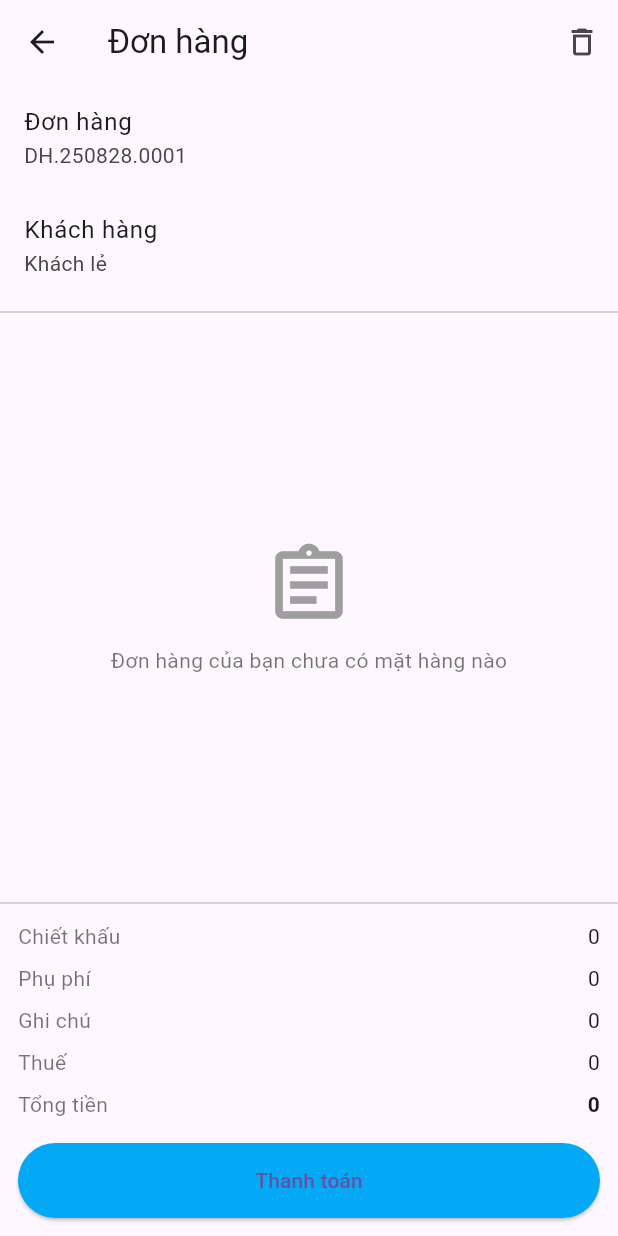
After one commit to ductin2805/ThucTapTotNghiep, a Flutter app: the screen it shows after launch, after a tap on the "shopping cart" icon, on a phone screen of 412 x 824 dp. The commit adds this screen. Run offline on Flutter 3.47's test engine with Material 3 defaults, Android fonts, the light colour scheme and no system bars; our stand-ins replace flutter_riverpod, image_picker, sqflite; accounts and stored records are empty.

Commit message:
Update project, finished sales, add cart

```diff
--- a/lib/data/db/app_database.dart
+++ b/lib/data/db/app_database.dart
@@ -13,7 +13,15 @@ class AppDatabase {
     if (_db != null) return;
     Directory documentsDirectory = await getApplicationDocumentsDirectory();
     final path = join(documentsDirectory.path, 'pos_local.db');
-    _db = await openDatabase(path, version: 1, onCreate: _onCreate);
+    // ⚡ reset DB cũ trong giai đoạn dev
+    await deleteDatabase(path);
+
+    _db = await openDatabase(
+      path,
+      version: 3, // ⚡ tăng version mỗi khi thay đổi schema
+      onCreate: _onCreate,
+      onUpgrade: _onUpgrade,
+    );
   }
 
   Database get db {
@@ -21,7 +29,9 @@ class AppDatabase {
     return _db!;
   }
 
+  /// Khởi tạo DB mới
   Future _onCreate(Database db, int version) async {
+    // bảng sản phẩm
     await db.execute('''
       CREATE TABLE products(
         id INTEGER PRIMARY KEY AUTOINCREMENT,
@@ -31,6 +41,39 @@ class AppDatabase {
         img TEXT
       )
     ''');
+
+    // bảng giỏ hàng
+    await db.execute('''
+      CREATE TABLE cart_items(
+        id INTEGER PRIMARY KEY AUTOINCREMENT,
+        product_id INTEGER NOT NULL,
+        quantity INTEGER NOT NULL,
+        FOREIGN KEY(product_id) REFERENCES products(id)
+      )
+    ''');
   }
 
+  /// Migration khi nâng cấp DB
+  Future _onUpgrade(Database db, int oldVersion, int newVersion) async {
+    if (oldVersion < 2) {
+      // v2: thêm cột img cho products
+      await db.execute('ALTER TABLE products ADD COLUMN img TEXT');
     }
+
+    if (oldVersion < 3) {
+      // v3: tạo bảng cart_items
+      await db.execute('''
+        CREATE TABLE cart_items(
+          id INTEGER PRIMARY KEY AUTOINCREMENT,
+          product_id INTEGER NOT NULL,
+          quantity INTEGER NOT NULL,
+          FOREIGN KEY(product_id) REFERENCES products(id)
+        )
+      ''');
+    }
+
+    // ví dụ sau này nếu bạn nâng lên v4, v5...
+    // if (oldVersion < 4) { ... }
+    // if (oldVersion < 5) { ... }
+  }
+}
--- /dev/null
+++ b/lib/data/models/cart_item.dart
@@ -0,0 +1,23 @@
+class CartItem {
+  final int? id;
+  final int productId;
+  final int quantity;
+
+  CartItem({this.id, required this.productId, required this.quantity});
+
+  Map<String, dynamic> toMap() {
+    return {
+      'id': id,
+      'product_id': productId,
+      'quantity': quantity,
+    };
+  }
+
+  factory CartItem.fromMap(Map<String, dynamic> map) {
+    return CartItem(
+      id: map['id'],
+      productId: map['product_id'],
+      quantity: map['quantity'],
+    );
+  }
+}
--- /dev/null
+++ b/lib/data/models/cart_product.dart
@@ -0,0 +1,24 @@
+import 'cart_item.dart';
+import 'product.dart';
+
+class CartProduct {
+  final CartItem item;
+  final Product product;
+
+  CartProduct({
+    required this.item,
+    required this.product,
+  });
+
+  // tiện ích: id của row trong bảng cart_items (có thể null nếu chưa insert)
+  int? get id => item.id;
+
+  // product_id liên kết tới product
+  int get productId => item.productId;
+
+  // số lượng trong cart
+  int get quantity => item.quantity;
+
+  // tổng tiền cho dòng này
+  double get total => product.price * item.quantity;
+}
--- /dev/null
+++ b/lib/presentation/pages/cart/cart_page.dart
@@ -0,0 +1,159 @@
+import 'package:flutter/material.dart';
+import 'package:flutter_riverpod/flutter_riverpod.dart';
+import '../../../providers/cart_provider.dart';
+import '../../../data/models/cart_product.dart';
+import 'dart:io';
+import '../../../providers/product_provider.dart';
+
+class CartPage extends ConsumerWidget {
+  const CartPage({super.key});
+
+  @override
+  Widget build(BuildContext context, WidgetRef ref) {
+    final List<CartProduct> cart = ref.watch(cartProvider);
+    final total = ref.read(cartProvider.notifier).total;
+
+    return Scaffold(
+      appBar: AppBar(
+        title: const Text("Đơn hàng"),
+        actions: [
+          IconButton(
+            icon: const Icon(Icons.delete_outline),
+            onPressed: () => ref.read(cartProvider.notifier).clearCart(),
+          )
+        ],
+      ),
+      body: Column(
+        children: [
+          ListTile(
+            title: const Text("Đơn hàng"),
+            subtitle: const Text("DH.250828.0001"),
+          ),
+          ListTile(
+            title: const Text("Khách hàng"),
+            subtitle: const Text("Khách lẻ"),
+          ),
+          const Divider(),
+          Expanded(
+            child: cart.isEmpty
+                ? Center(
+              child: Column(
+                mainAxisSize: MainAxisSize.min,
+                children: const [
+                  Icon(Icons.assignment_outlined, size: 60, color: Colors.grey),
+                  SizedBox(height: 10),
+                  Text(
+                    "Đơn hàng của bạn chưa có mặt hàng nào",
+                    style: TextStyle(color: Colors.black54),
+                  )
+                ],
+              ),
+            )
+                : ListView.builder(
+              itemCount: cart.length,
+              itemBuilder: (context, i) {
+                final item = cart[i];
+                return ListTile(
+                  title: Text(item.product.name),
+                  subtitle: Text(
+                      "${item.product.price.toStringAsFixed(0)} x ${item.quantity}"),
+                  trailing: Row(
+                    mainAxisSize: MainAxisSize.min,
+                    children: [
+                      // nút trừ
+                      IconButton(
+                        icon: const Icon(Icons.remove_circle_outline),
+                        onPressed: () async {
+                          if (item.quantity > 1) {
+                            // Giảm trong giỏ
+                            await ref.read(cartProvider.notifier)
+                                .updateQuantity(item.id!, item.quantity - 1);
+
+                            // Tăng lại tồn kho
+                            await ref.read(productListProvider.notifier)
+                                .updateStock(item.product.id!, item.product.stock + 1);
+                          } else {
+                            // Xóa khỏi giỏ
+                            await ref.read(cartProvider.notifier).removeFromCart(item.id!);
+
+                            // Trả hàng về tồn kho
+                            await ref.read(productListProvider.notifier)
+                                .updateStock(item.product.id!, item.product.stock + 1);
+                          }
+                        },
+                      ),
+
+                      Text("${item.quantity}"),
+
+                      IconButton(
+                        icon: const Icon(Icons.add_circle_outline),
+                        onPressed: () async {
+                          if (item.product.stock > 0) {
+                            // Tăng trong giỏ
+                            await ref.read(cartProvider.notifier)
+                                .updateQuantity(item.id!, item.quantity + 1);
+
+                            // Giảm tồn kho
+                            await ref.read(productListProvider.notifier)
+                                .updateStock(item.product.id!, item.product.stock - 1);
+                          } else {
+                            ScaffoldMessenger.of(context).showSnackBar(
+                              const SnackBar(content: Text("Hết hàng trong kho")),
+                            );
+                          }
+                        },
+                      ),
+                    ],
+                  ),
+                );
+              },
+            ),
+          ),
+          const Divider(),
+          Column(
+            children: [
+              _buildSummaryRow("Chiết khấu", "0"),
+              _buildSummaryRow("Phụ phí", "0"),
+              _buildSummaryRow("Ghi chú", "0"),
+              _buildSummaryRow("Thuế", "0"),
+              _buildSummaryRow("Tổng tiền", total.toStringAsFixed(0), bold: true),
+            ],
+          ),
+          SafeArea(
+            child: Padding(
+              padding: const EdgeInsets.all(12.0),
+              child: ElevatedButton(
+                style: ElevatedButton.styleFrom(
+                  backgroundColor: Colors.lightBlue,
+                  minimumSize: const Size(double.infinity, 50),
+                ),
+                onPressed: () {
+                  // TODO: xử lý thanh toán
+                },
+                child: const Text("Thanh toán"),
+              ),
+            ),
+          ),
+        ],
+      ),
+    );
+  }
+
+  Widget _buildSummaryRow(String label, String value, {bool bold = false}) {
+    return Padding(
+      padding: const EdgeInsets.symmetric(horizontal: 12, vertical: 4),
+      child: Row(
+        mainAxisAlignment: MainAxisAlignment.spaceBetween,
+        children: [
+          Text(label, style: const TextStyle(color: Colors.black54)),
+          Text(
+            value,
+            style: TextStyle(
+              fontWeight: bold ? FontWeight.bold : FontWeight.normal,
+            ),
+          ),
+        ],
+      ),
+    );
+  }
+}
--- a/lib/presentation/pages/sales/sales_page.dart
+++ b/lib/presentation/pages/sales/sales_page.dart
@@ -4,7 +4,8 @@ import '../../widgets/product_tile.dart';
 import '../../../providers/product_provider.dart';
 import '../../../data/models/product.dart';
 import '../more/add_product_page.dart';
-
+import '../cart/cart_page.dart';
+import '../../../providers/cart_provider.dart';
 class SalesPage extends ConsumerWidget {
   const SalesPage({super.key});
 
@@ -19,16 +20,51 @@ class SalesPage extends ConsumerWidget {
         elevation: 0.5,
         title: const Text('Bán hàng'),
         actions: [
-          IconButton(onPressed: () {}, icon: const Icon(Icons.qr_code_scanner)),
+          Consumer(
+            builder: (context, ref, _) {
+              final cart = ref.watch(cartProvider);
+              final totalItems = cart.fold<int>(0, (sum, item) => sum + item.quantity);
+
+              return Stack(
+                alignment: Alignment.center,
+                children: [
+                  IconButton(
+                    onPressed: () {
+                      Navigator.push(
+                        context,
+                        MaterialPageRoute(builder: (_) => const CartPage()),
+                      );
+                    },
+                    icon: const Icon(Icons.shopping_cart),
+                  ),
+                  if (totalItems > 0)
+                    Positioned(
+                      right: 6,
+                      top: 6,
+                      child: Container(
+                        padding: const EdgeInsets.all(4),
+                        decoration: const BoxDecoration(
+                          color: Colors.red,
+                          shape: BoxShape.circle,
+                        ),
+                        child: Text(
+                          "$totalItems",
+                          style: const TextStyle(
+                            color: Colors.white,
+                            fontSize: 12,
+                          ),
+                        ),
+                      ),
+                    ),
                 ],
+              );
+            },
           ),
-      floatingActionButton: FloatingActionButton(
-        onPressed: () async {
-          // Mở form thêm sản phẩm
-          await Navigator.push(context, MaterialPageRoute(builder: (_) => const AddProductPage()));
-          // khi trở về, provider đã reload trong AddProductPage
-        },
-        child: const Icon(Icons.add),
+          IconButton(
+            onPressed: () {},
+            icon: const Icon(Icons.qr_code_scanner),
+          ),
+        ],
       ),
       body: Column(
         children: [
@@ -93,30 +129,45 @@ class SalesPage extends ConsumerWidget {
                 return ProductTile(
                   product: p,
                   onTap: () {
-                    // dialog cập nhật tồn (ví dụ)
+                    final controller = TextEditingController(text: "1");
                     showDialog(
                       context: context,
-                      builder: (c) {
-                        final controller = TextEditingController(text: p.stock.toString());
-                        return AlertDialog(
-                          title: Text('Cập nhật tồn: ${p.name}'),
+                      builder: (c) => AlertDialog(
+                        title: Text("Thêm vào giỏ: ${p.name}"),
                         content: TextField(
                           controller: controller,
                           keyboardType: TextInputType.number,
-                            decoration: const InputDecoration(labelText: 'Số lượng'),
+                          decoration: const InputDecoration(labelText: "Số lượng"),
                         ),
                         actions: [
-                            TextButton(onPressed: () => Navigator.pop(c), child: const Text('Hủy')),
+                          TextButton(
+                            onPressed: () => Navigator.pop(c),
+                            child: const Text("Hủy"),
+                          ),
                           ElevatedButton(
                             onPressed: () async {
-                                  final newStock = int.tryParse(controller.text) ?? p.stock;
+                              final qty = int.tryParse(controller.text) ?? 1;
+                              if (p.id != null) {
+                                // 1. Thêm vào giỏ hàng
+                                await ref.read(cartProvider.notifier).addToCart(p.id!, quantity: qty);
+
+                                // 2. Giảm số lượng tồn kho của sản phẩm
+                                final newStock = (p.stock - qty).clamp(0, p.stock); // không cho nhỏ hơn 0
                                 await ref.read(productListProvider.notifier).updateStock(p.id!, newStock);
+
+                                // 3. Đóng dialog
                                 Navigator.pop(c);
+
+                                // 4. Hiện thông báo
+                                ScaffoldMessenger.of(context).showSnackBar(
+                                  SnackBar(content: Text("${p.name} x$qty đã thêm vào giỏ. Tồn mới: $newStock")),
+                                );
+                              }
                             },
-                                child: const Text('Lưu')),
+                            child: const Text("Thêm"),
+                          ),
                         ],
-                        );
-                      },
+                      ),
                     );
                   },
                   onDelete: () async {
--- /dev/null
+++ b/lib/providers/cart_provider.dart
@@ -0,0 +1,51 @@
+import 'package:flutter_riverpod/flutter_riverpod.dart';
+import '../data/models/cart_product.dart';
+import '../data/repositories/cart_repository.dart';
+
+/// StateNotifier quản lý danh sách sản phẩm trong giỏ hàng
+class CartNotifier extends StateNotifier<List<CartProduct>> {
+  final CartRepository _repo = CartRepository();
+
+  CartNotifier() : super([]) {
+    loadCart();
+  }
+
+  /// Load lại giỏ hàng từ DB
+  Future<void> loadCart() async {
+    final items = await _repo.getCartProducts();
+    state = items;
+  }
+
+  /// Thêm sản phẩm vào giỏ
+  Future<void> addToCart(int productId, {int quantity = 1}) async {
+    await _repo.addToCart(productId, quantity: quantity);
+    await loadCart();
+  }
+
+  /// Cập nhật số lượng
+  Future<void> updateQuantity(int cartItemId, int quantity) async {
+    await _repo.updateQuantity(cartItemId, quantity);
+    await loadCart();
+  }
+
+  /// Xóa một sản phẩm khỏi giỏ
+  Future<void> removeFromCart(int cartItemId) async {
+    await _repo.removeFromCart(cartItemId);
+    await loadCart();
+  }
+
+  /// Xóa toàn bộ giỏ hàng
+  Future<void> clearCart() async {
+    await _repo.clearCart();
+    await loadCart();
+  }
+
+  /// Tính tổng tiền
+  double get total => state.fold(0, (sum, item) => sum + item.total);
+}
+
+/// Provider cho giỏ hàng
+final cartProvider =
+StateNotifierProvider<CartNotifier, List<CartProduct>>((ref) {
+  return CartNotifier();
+});
```
Also changed, not shown: lib/data/dao/cart_dao.dart (added, +33 -0 lines), lib/data/dao/product_dao.dart (+6 -1 lines), lib/data/repositories/cart_repository.dart (added, +50 -0 lines), lib/presentation/widgets/product_tile.dart (+25 -13 lines), lib/providers/product_notifier.dart (added, +36 -0 lines). Lines whose indentation alone changed are shown as unchanged.
